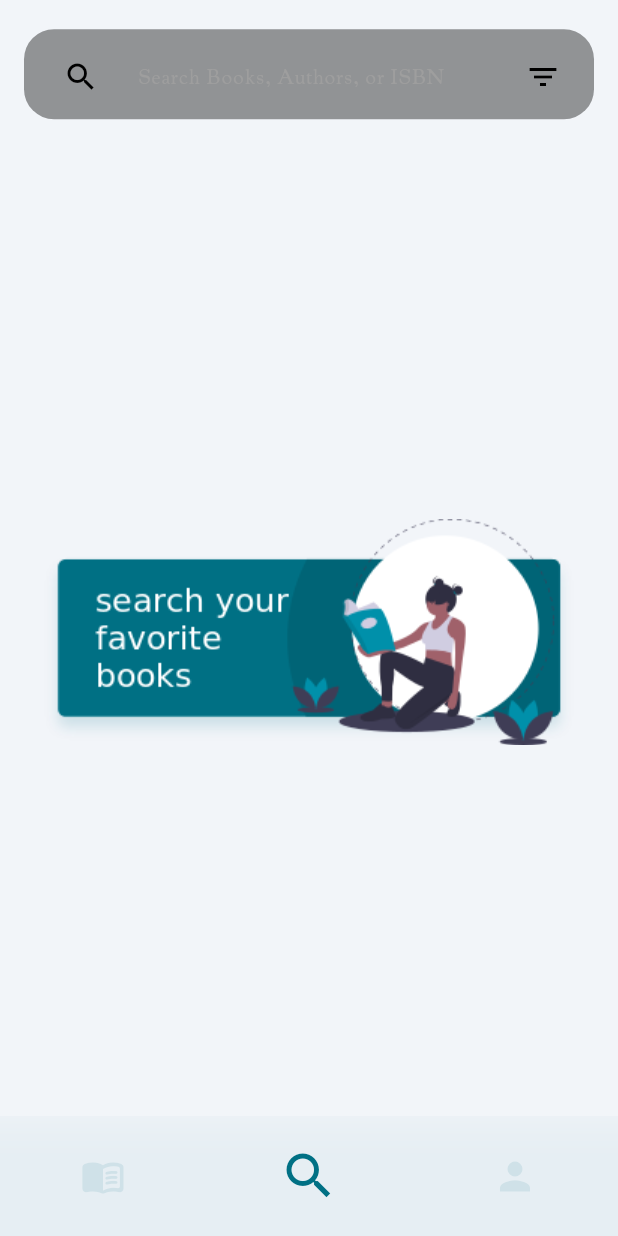
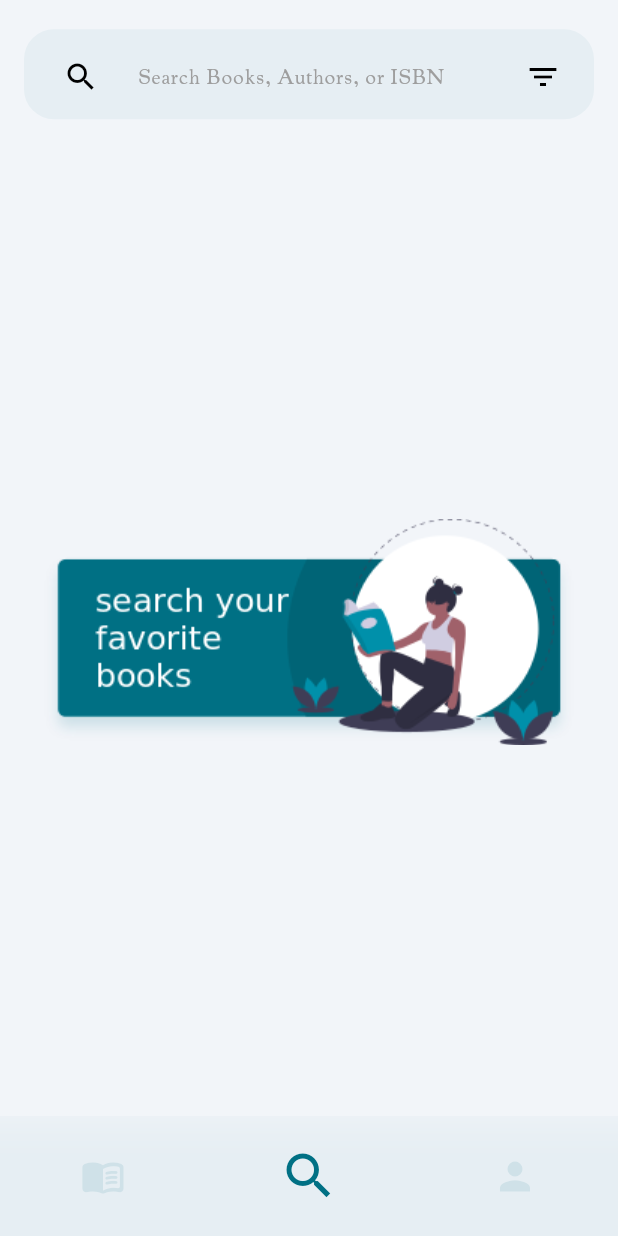
Before and after one commit to fat7i-alghareeb/book_store_app, a Flutter app: the screen it shows after launch, swiped to page 2, on a phone screen of 412 x 824 dp. Run offline on Flutter 3.47's test engine with Material 3 defaults, Android fonts, the phone set to English and light mode, and no system bars; our stand-ins replace bloc, cached_network_image, card_swiper, dartz, dio, flutter_bloc and 5 more; accounts and stored records are empty; network calls fail.

Commit message:
change the search widget color

```diff
--- a/lib/Features/search/presentation/views/widgets/search_widget.dart
+++ b/lib/Features/search/presentation/views/widgets/search_widget.dart
@@ -46,7 +46,7 @@ class _SearchWidgetState extends State<SearchWidget> {
               ? Theme.of(context).colorScheme.secondary
               : Colors.transparent,
         ),
-        color: Theme.of(context).colorScheme.tertiary.withOpacity(0.4),
+        color: Theme.of(context).colorScheme.secondary.withOpacity(.05),
       ),
       padding: const EdgeInsets.all(5),
       child: Row(
```
